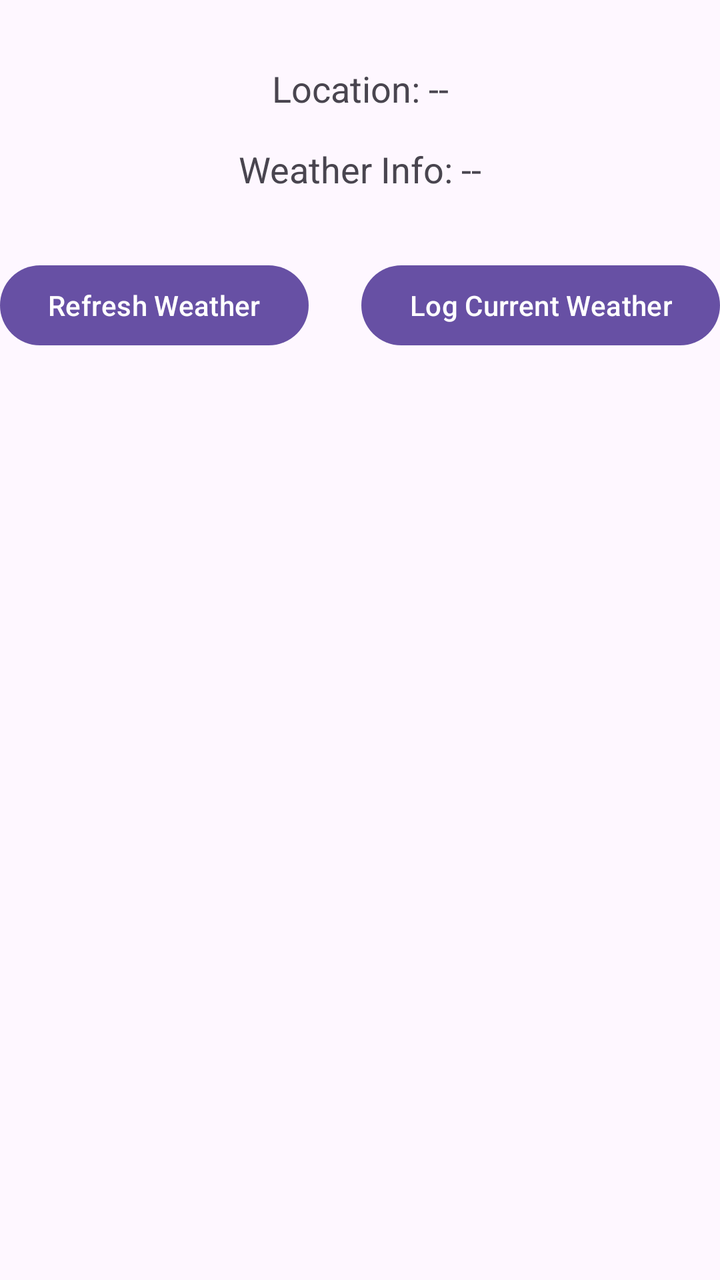
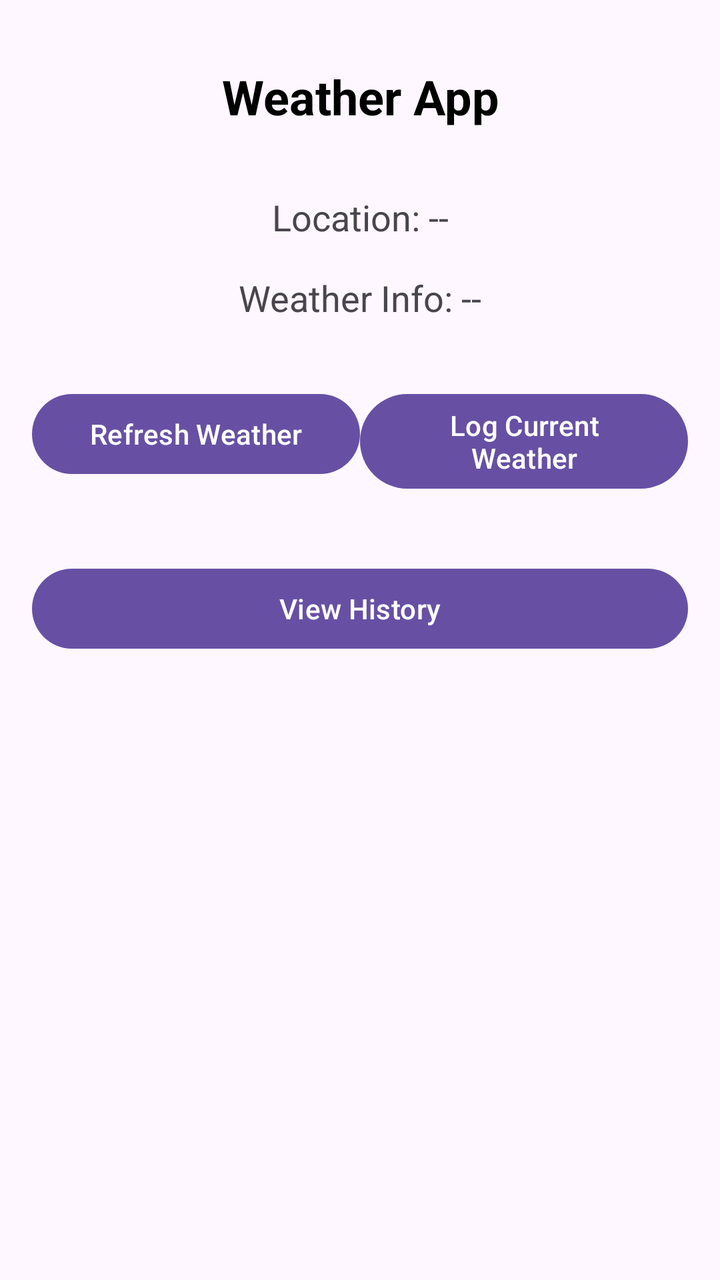

Compare the two renders of this Android layout. The source of the first and the diff that turns it into the second are given below.
<!-- AndroidManifest.xml: application theme Theme.WeatherApp -->
<!-- res/layout/activity_main.xml -->
<?xml version="1.0" encoding="utf-8"?>
<androidx.constraintlayout.widget.ConstraintLayout
    xmlns:android="http://schemas.android.com/apk/res/android"
    xmlns:app="http://schemas.android.com/apk/res-auto"
    android:layout_width="match_parent"
    android:layout_height="match_parent">

    <TextView
        android:id="@+id/locationTextView"
        android:layout_width="0dp"
        android:layout_height="wrap_content"
        android:text="Location: --"
        android:textSize="18sp"
        android:layout_marginTop="32dp"
        android:textAlignment="center"
        app:layout_constraintTop_toTopOf="parent"
        app:layout_constraintStart_toStartOf="parent"
        app:layout_constraintEnd_toEndOf="parent"/>

    <TextView
        android:id="@+id/weatherTextView"
        android:layout_width="0dp"
        android:layout_height="wrap_content"
        android:text="Weather Info: --"
        android:textSize="18sp"
        android:textAlignment="center"
        android:layout_marginTop="16dp"
        app:layout_constraintTop_toBottomOf="@id/locationTextView"
        app:layout_constraintStart_toStartOf="parent"
        app:layout_constraintEnd_toEndOf="parent"/>

    <ProgressBar
        android:id="@+id/progressBar"
        android:layout_width="wrap_content"
        android:layout_height="wrap_content"
        android:visibility="gone"
        app:layout_constraintTop_toBottomOf="@id/weatherTextView"
        app:layout_constraintStart_toStartOf="parent"
        app:layout_constraintEnd_toEndOf="parent"
        android:layout_marginTop="20dp"/>

    <Button
        android:id="@+id/refreshButton"
        android:layout_width="wrap_content"
        android:layout_height="wrap_content"
        android:text="Refresh Weather"
        app:layout_constraintTop_toBottomOf="@id/progressBar"
        app:layout_constraintStart_toStartOf="parent"
        android:layout_marginTop="32dp"/>

    <Button
        android:id="@+id/logWeatherButton"
        android:layout_width="wrap_content"
        android:layout_height="wrap_content"
        android:text="Log Current Weather"
        app:layout_constraintTop_toBottomOf="@id/progressBar"
        app:layout_constraintEnd_toEndOf="parent"
        android:layout_marginTop="32dp"/>

</androidx.constraintlayout.widget.ConstraintLayout>
<!-- resources referenced by this layout -->
<resources>
  <style name="Theme.WeatherApp" parent="Base.Theme.WeatherApp" />
  <style name="Base.Theme.WeatherApp" parent="Theme.Material3.DayNight.NoActionBar">
          
          
      </style>
</resources>

<!-- the commit's change to res/layout/activity_main.xml (unified diff, before → after) -->
@@ -2,21 +2,42 @@
 <androidx.constraintlayout.widget.ConstraintLayout
     xmlns:android="http://schemas.android.com/apk/res/android"
     xmlns:app="http://schemas.android.com/apk/res-auto"
+    android:id="@+id/main"
     android:layout_width="match_parent"
-    android:layout_height="match_parent">
+    android:layout_height="match_parent"
+    android:padding="16dp">
 
+    
+    <TextView
+        android:id="@+id/headerTextView"
+        android:layout_width="wrap_content"
+        android:layout_height="wrap_content"
+        android:text="Weather App"
+        android:textSize="24sp"
+        android:textStyle="bold"
+        android:textColor="@android:color/black"
+        android:layout_marginTop="16dp"
+        android:gravity="center"
+        app:layout_constraintTop_toTopOf="parent"
+        app:layout_constraintStart_toStartOf="parent"
+        app:layout_constraintEnd_toEndOf="parent"
+        android:paddingStart="16dp"
+        android:paddingEnd="16dp"/>
+
+    
     <TextView
         android:id="@+id/locationTextView"
         android:layout_width="0dp"
         android:layout_height="wrap_content"
         android:text="Location: --"
         android:textSize="18sp"
-        android:layout_marginTop="32dp"
         android:textAlignment="center"
-        app:layout_constraintTop_toTopOf="parent"
+        app:layout_constraintTop_toBottomOf="@id/headerTextView"
         app:layout_constraintStart_toStartOf="parent"
-        app:layout_constraintEnd_toEndOf="parent"/>
+        app:layout_constraintEnd_toEndOf="parent"
+        android:layout_marginTop="32dp"/>
 
+    
     <TextView
         android:id="@+id/weatherTextView"
         android:layout_width="0dp"
@@ -24,11 +45,12 @@
         android:text="Weather Info: --"
         android:textSize="18sp"
         android:textAlignment="center"
-        android:layout_marginTop="16dp"
         app:layout_constraintTop_toBottomOf="@id/locationTextView"
         app:layout_constraintStart_toStartOf="parent"
-        app:layout_constraintEnd_toEndOf="parent"/>
+        app:layout_constraintEnd_toEndOf="parent"
+        android:layout_marginTop="16dp"/>
 
+    
     <ProgressBar
         android:id="@+id/progressBar"
         android:layout_width="wrap_content"
@@ -39,22 +61,45 @@
         app:layout_constraintEnd_toEndOf="parent"
         android:layout_marginTop="20dp"/>
 
+    
     <Button
         android:id="@+id/refreshButton"
-        android:layout_width="wrap_content"
+        android:layout_width="0dp"
         android:layout_height="wrap_content"
         android:text="Refresh Weather"
         app:layout_constraintTop_toBottomOf="@id/progressBar"
         app:layout_constraintStart_toStartOf="parent"
+        app:layout_constraintEnd_toStartOf="@id/logWeatherButton"
         android:layout_marginTop="32dp"/>
 
+    
     <Button
         android:id="@+id/logWeatherButton"
-        android:layout_width="wrap_content"
+        android:layout_width="0dp"
         android:layout_height="wrap_content"
         android:text="Log Current Weather"
         app:layout_constraintTop_toBottomOf="@id/progressBar"
+        app:layout_constraintStart_toEndOf="@id/refreshButton"
         app:layout_constraintEnd_toEndOf="parent"
         android:layout_marginTop="32dp"/>
 
+    
+    <Button
+        android:id="@+id/historyButton"
+        android:layout_width="0dp"
+        android:layout_height="wrap_content"
+        android:text="View History"
+        app:layout_constraintTop_toBottomOf="@id/logWeatherButton"
+        app:layout_constraintStart_toStartOf="parent"
+        app:layout_constraintEnd_toEndOf="parent"
+        android:layout_marginTop="32dp"/>
+
+    
+    <androidx.constraintlayout.widget.Guideline
+        android:id="@+id/guideline"
+        android:layout_width="wrap_content"
+        android:layout_height="wrap_content"
+        android:orientation="vertical"
+        app:layout_constraintGuide_percent="0.5"/>
+
 </androidx.constraintlayout.widget.ConstraintLayout>
